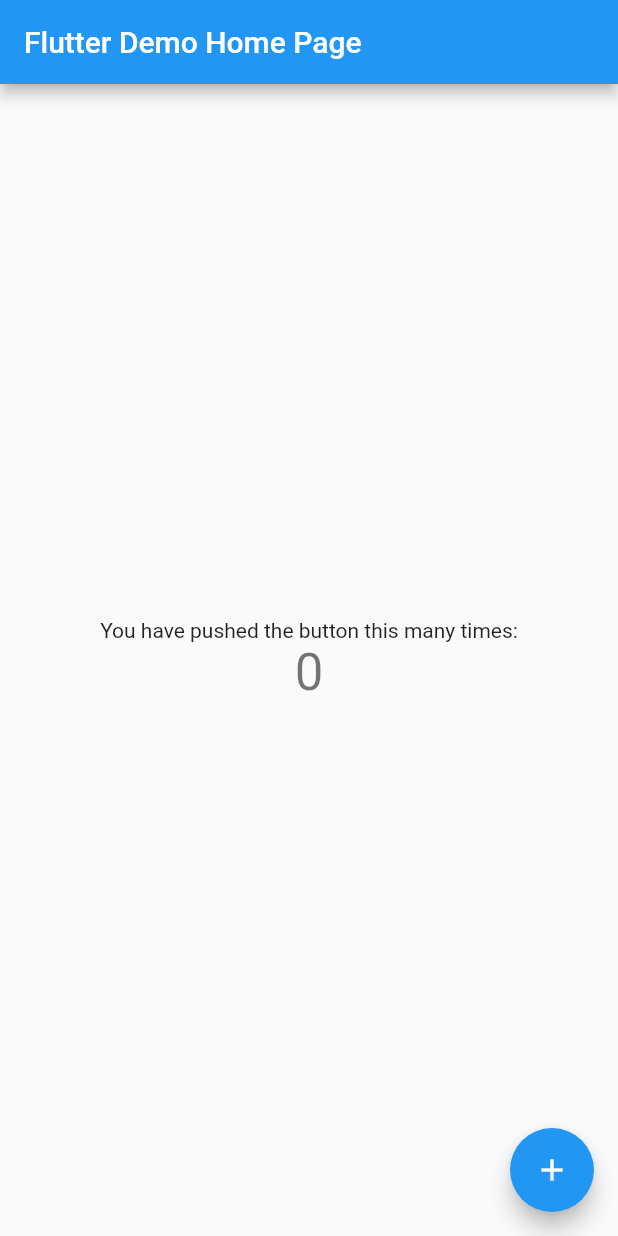
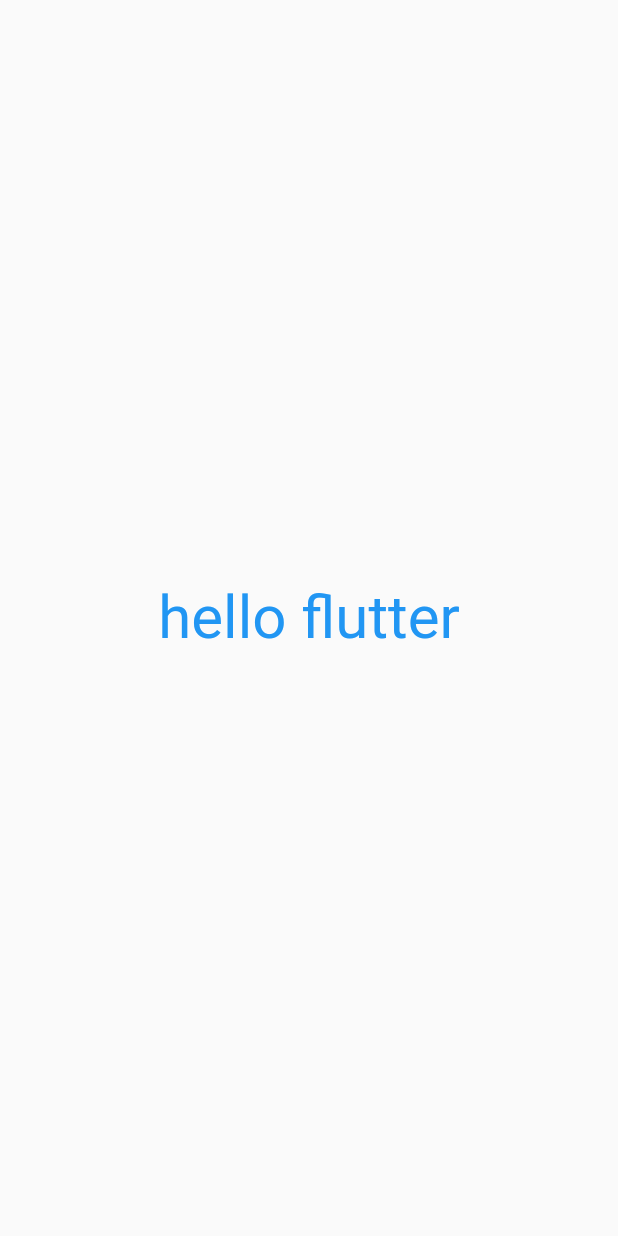
Before and after one commit to EsZhangHome/flutter_wheel, a Flutter app: the screen it shows after launch, on a phone screen of 412 x 824 dp. Run offline on Flutter 3.47's test engine with Material 2 defaults, Android fonts, the phone set to English and light mode, and no system bars.

Commit message:
hello word

```diff
--- /dev/null
+++ b/lib/home/home_page.dart
@@ -0,0 +1,30 @@
+import 'package:flutter/material.dart';
+
+class HomePage extends StatefulWidget {
+  HomePage({Key? key}) : super(key: key);
+
+  @override
+  _HomePageState createState() => _HomePageState();
+}
+
+class _HomePageState extends State<HomePage> {
+  @override
+  Widget build(BuildContext context) {
+    return Scaffold(
+      body: Center(
+        child: Column(
+          mainAxisAlignment: MainAxisAlignment.center,
+          children: <Widget>[
+            Text(
+              'hello flutter',
+              style: TextStyle(
+                color: Colors.blue,
+                fontSize: 40.0,
+              ),
+            ),
+          ],
+        ),
+      ),
+    );
+  }
+}
--- a/lib/main.dart
+++ b/lib/main.dart
@@ -1,113 +1,16 @@
+import 'dart:io';
+
 import 'package:flutter/material.dart';
+import 'package:flutter/services.dart';
+import 'package:flutter_wheel/my_app.dart';
 
 void main() {
+  if (Platform.isAndroid) {
+    //android 的沉浸式状态栏
+    SystemUiOverlayStyle style = SystemUiOverlayStyle(
+        statusBarColor: Colors.transparent, //设置状态栏的颜色
+        statusBarIconBrightness: Brightness.dark); // 设置状态栏的图标颜色
+    SystemChrome.setSystemUIOverlayStyle(style);
+  }
   runApp(MyApp());
 }
-
-class MyApp extends StatelessWidget {
-  // This widget is the root of your application.
-  @override
-  Widget build(BuildContext context) {
-    return MaterialApp(
-      title: 'Flutter Demo',
-      theme: ThemeData(
-        // This is the theme of your application.
-        //
-        // Try running your application with "flutter run". You'll see the
-        // application has a blue toolbar. Then, without quitting the app, try
-        // changing the primarySwatch below to Colors.green and then invoke
-        // "hot reload" (press "r" in the console where you ran "flutter run",
-        // or simply save your changes to "hot reload" in a Flutter IDE).
-        // Notice that the counter didn't reset back to zero; the application
-        // is not restarted.
-        primarySwatch: Colors.blue,
-      ),
-      home: MyHomePage(title: 'Flutter Demo Home Page'),
-    );
-  }
-}
-
-class MyHomePage extends StatefulWidget {
-  MyHomePage({Key? key, required this.title}) : super(key: key);
-
-  // This widget is the home page of your application. It is stateful, meaning
-  // that it has a State object (defined below) that contains fields that affect
-  // how it looks.
-
-  // This class is the configuration for the state. It holds the values (in this
-  // case the title) provided by the parent (in this case the App widget) and
-  // used by the build method of the State. Fields in a Widget subclass are
-  // always marked "final".
-
-  final String title;
-
-  @override
-  _MyHomePageState createState() => _MyHomePageState();
-}
-
-class _MyHomePageState extends State<MyHomePage> {
-  int _counter = 0;
-
-  void _incrementCounter() {
-    setState(() {
-      // This call to setState tells the Flutter framework that something has
-      // changed in this State, which causes it to rerun the build method below
-      // so that the display can reflect the updated values. If we changed
-      // _counter without calling setState(), then the build method would not be
-      // called again, and so nothing would appear to happen.
-      _counter++;
-    });
-  }
-
-  @override
-  Widget build(BuildContext context) {
-    // This method is rerun every time setState is called, for instance as done
-    // by the _incrementCounter method above.
-    //
-    // The Flutter framework has been optimized to make rerunning build methods
-    // fast, so that you can just rebuild anything that needs updating rather
-    // than having to individually change instances of widgets.
-    return Scaffold(
-      appBar: AppBar(
-        // Here we take the value from the MyHomePage object that was created by
-        // the App.build method, and use it to set our appbar title.
-        title: Text(widget.title),
-      ),
-      body: Center(
-        // Center is a layout widget. It takes a single child and positions it
-        // in the middle of the parent.
-        child: Column(
-          // Column is also a layout widget. It takes a list of children and
-          // arranges them vertically. By default, it sizes itself to fit its
-          // children horizontally, and tries to be as tall as its parent.
-          //
-          // Invoke "debug painting" (press "p" in the console, choose the
-          // "Toggle Debug Paint" action from the Flutter Inspector in Android
-          // Studio, or the "Toggle Debug Paint" command in Visual Studio Code)
-          // to see the wireframe for each widget.
-          //
-          // Column has various properties to control how it sizes itself and
-          // how it positions its children. Here we use mainAxisAlignment to
-          // center the children vertically; the main axis here is the vertical
-          // axis because Columns are vertical (the cross axis would be
-          // horizontal).
-          mainAxisAlignment: MainAxisAlignment.center,
-          children: <Widget>[
-            Text(
-              'You have pushed the button this many times:',
-            ),
-            Text(
-              '$_counter',
-              style: Theme.of(context).textTheme.headline4,
-            ),
-          ],
-        ),
-      ),
-      floatingActionButton: FloatingActionButton(
-        onPressed: _incrementCounter,
-        tooltip: 'Increment',
-        child: Icon(Icons.add),
-      ), // This trailing comma makes auto-formatting nicer for build methods.
-    );
-  }
-}
--- /dev/null
+++ b/lib/my_app.dart
@@ -0,0 +1,18 @@
+import 'package:flutter/cupertino.dart';
+import 'package:flutter/material.dart';
+import 'package:flutter_wheel/home/home_page.dart';
+
+class MyApp extends StatelessWidget {
+  // This widget is the root of your application.
+  @override
+  Widget build(BuildContext context) {
+    return MaterialApp(
+      debugShowCheckedModeBanner: false, //去掉右上角的标签
+      title: 'Flutter Demo',
+      theme: ThemeData(
+        primarySwatch: Colors.blue,
+      ),
+      home: HomePage(),
+    );
+  }
+}
```
Also changed, not shown: 2 other files.
